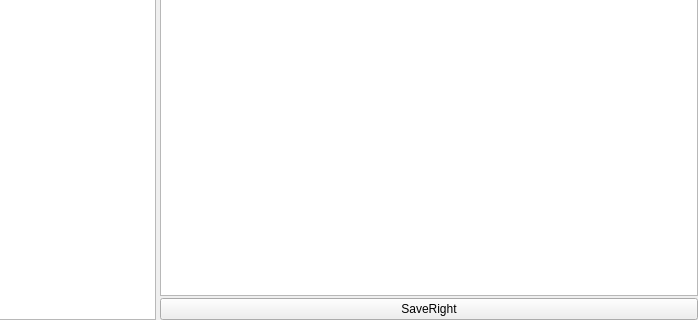
Qt form Ui/FormUser.ui (golden7602/zion) before a commit; both pictures show x 382 to 1080 and y 575 to 895 of the 1080 by 895 pixel window.
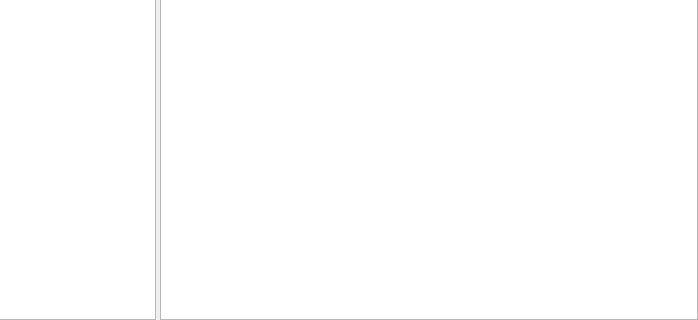
The same form after that commit.

```diff
--- a/Ui/FormUser.ui
+++ b/Ui/FormUser.ui
@@ -135,13 +135,6 @@
            </column>
           </widget>
          </item>
-         <item>
-          <widget class="QPushButton" name="butSave">
-           <property name="text">
-            <string>SaveRight</string>
-           </property>
-          </widget>
-         </item>
         </layout>
        </item>
       </layout>
```
Left out of the diff: 26 changed lines with no effect on the pictures. Lines whose indentation alone changed are shown as unchanged.
